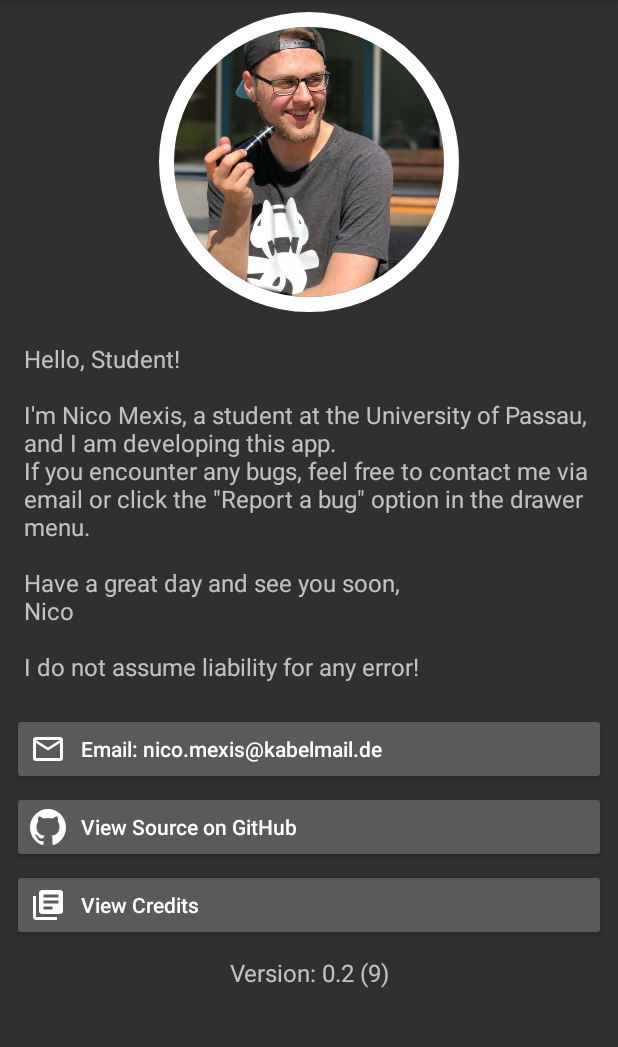
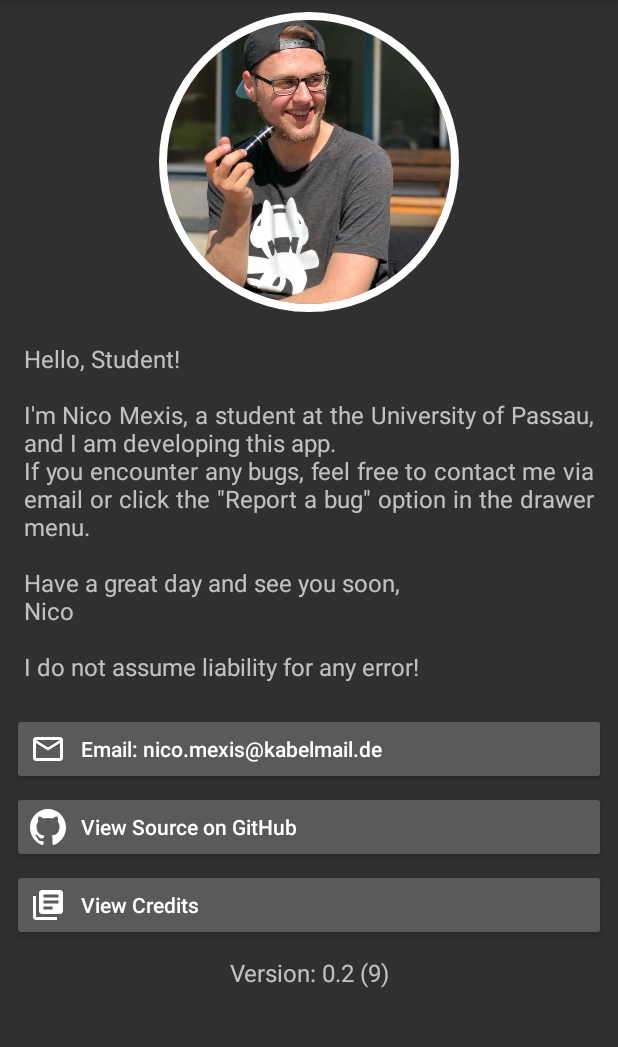
Before and after one commit to ThexXTURBOXx/studip-app-uni-passau, an Android app: the AboutActivity screen opened directly, with no data from a screen before it, after a tap on "Email: nico.mexis@kabelmail.de", on a phone screen of 412 x 824 dp, the part 84-1131 px from its top. Run offline under Robolectric (Android 15) with nearby library versions, the phone set to English and light mode, and no system bars; our stand-ins replace CircleImageView; libraries missing offline, so code that uses them is left out: org.acra, org.acra.annotation; 2 statements that could not run were skipped.

Commit message:
Optimized AboutScreen

```diff
--- a/app/src/main/java/studip_uni_passau/femtopedia/de/unipassaustudip/activities/AboutActivity.java
+++ b/app/src/main/java/studip_uni_passau/femtopedia/de/unipassaustudip/activities/AboutActivity.java
@@ -2,7 +2,9 @@ package studip_uni_passau.femtopedia.de.unipassaustudip.activities;
 
 import android.content.Intent;
 import android.net.Uri;
+import android.os.Build;
 import android.os.Bundle;
+import android.text.Layout;
 import android.view.Menu;
 import android.view.MenuItem;
 import android.widget.TextView;
@@ -11,6 +13,7 @@ import androidx.annotation.NonNull;
 import androidx.appcompat.app.ActionBar;
 import androidx.appcompat.app.ActionBarDrawerToggle;
 import androidx.appcompat.app.AppCompatActivity;
+import androidx.appcompat.widget.AppCompatTextView;
 import androidx.appcompat.widget.Toolbar;
 import androidx.core.view.GravityCompat;
 import androidx.drawerlayout.widget.DrawerLayout;
@@ -41,16 +44,15 @@ public class AboutActivity extends AppCompatActivity
         ((TextView) navigationView.getHeaderView(0).findViewById(R.id.usernameel)).setText(StudIPHelper.current_user.getUsername());
         if (StudIPHelper.profile_pic != null)
             setProfilePic();
-        CircleImageView civ = findViewById(R.id.nico_image);
-        civ.setImageResource(R.drawable.nico);
-        civ.setBorderColor(0xffffffff);
-        civ.setBorderWidth(15);
         ((TextView) findViewById(R.id.version_text)).setText(getString(R.string.version, BuildConfig.VERSION_NAME, BuildConfig.VERSION_CODE));
-        ((TextView) findViewById(R.id.about_text)).setText(getString(R.string.about_string));
+
+        if (Build.VERSION.SDK_INT >= Build.VERSION_CODES.O) {
+            ((AppCompatTextView) findViewById(R.id.about_text)).setJustificationMode(Layout.JUSTIFICATION_MODE_INTER_WORD);
+        }
 
         findViewById(R.id.button_email_me).setOnClickListener((v) -> {
             final Intent emailIntent = new Intent(Intent.ACTION_SENDTO, Uri.fromParts("mailto", "nico.mexis@kabelmail.de", null));
-            emailIntent.putExtra(android.content.Intent.EXTRA_SUBJECT, "Stud.IP App Feedback");
+            emailIntent.putExtra(Intent.EXTRA_SUBJECT, "Stud.IP App Feedback");
             startActivity(Intent.createChooser(emailIntent, getString(R.string.send_mail)));
         });
 
--- a/app/src/main/res/layout/content_about.xml
+++ b/app/src/main/res/layout/content_about.xml
@@ -4,6 +4,7 @@
     xmlns:tools="http://schemas.android.com/tools"
     android:layout_width="match_parent"
     android:layout_height="match_parent"
+    android:scrollHorizontally="false"
     app:layout_behavior="@string/appbar_scrolling_view_behavior"
     tools:context="studip_uni_passau.femtopedia.de.unipassaustudip.activities.AboutActivity"
     tools:showIn="@layout/app_bar_about">
@@ -13,17 +14,22 @@
         android:layout_width="200dp"
         android:layout_height="200dp"
         android:layout_centerHorizontal="true"
+        android:src="@drawable/nico"
+        app:civ_border_color="#ffffffff"
+        app:civ_border_width="5dip"
         app:layout_constraintLeft_toLeftOf="parent"
         app:layout_constraintRight_toRightOf="parent"
         app:layout_constraintTop_toBottomOf="@+id/guidelineHor" />
 
-    <TextView
+    <androidx.appcompat.widget.AppCompatTextView
         android:id="@+id/about_text"
-        android:layout_width="match_parent"
+        android:layout_width="0dp"
         android:layout_height="wrap_content"
         android:layout_marginLeft="16dp"
         android:layout_marginTop="20dp"
         android:layout_marginRight="16dp"
+        android:maxLines="100"
+        android:text="@string/about_string"
         android:textSize="16sp"
         app:layout_constraintLeft_toLeftOf="parent"
         app:layout_constraintRight_toRightOf="parent"
```
Also changed, not shown: 1 other file.
